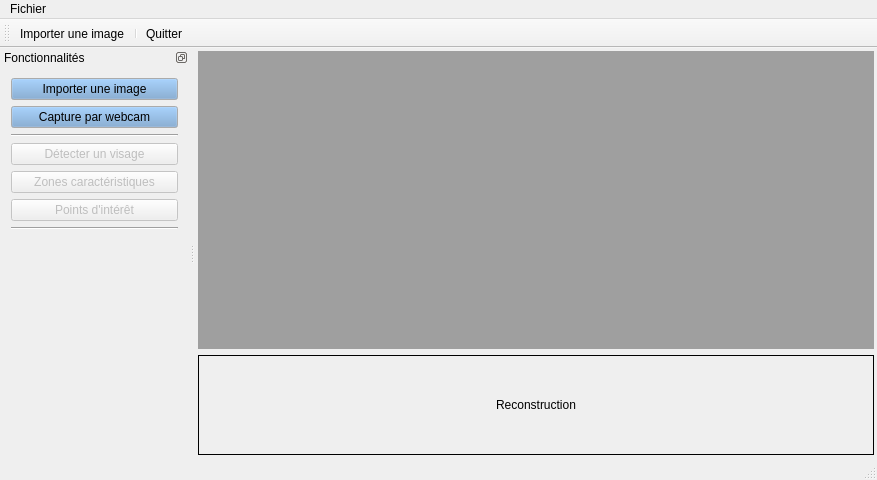
This is CodepoVision/codepovision.ui in Danijiru/CodepoVision as Qt 5 draws it before an edit. The edited form follows.
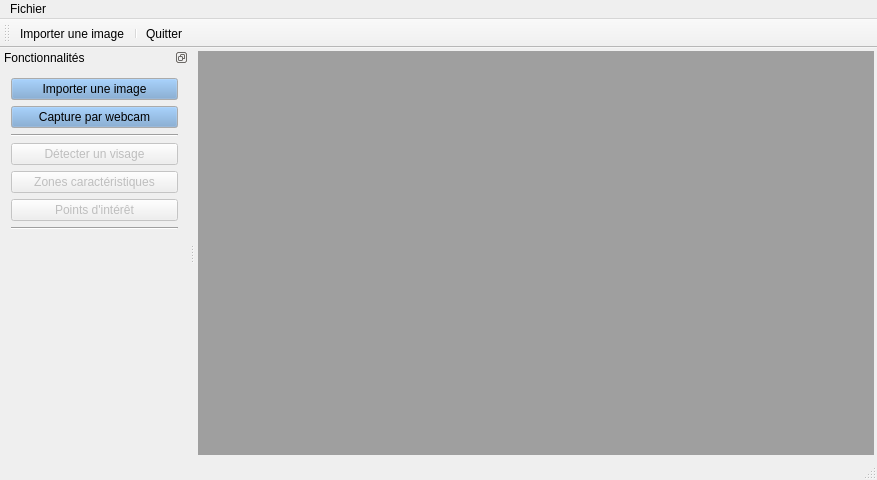
This is the edited form. Icons and pictures are not drawn.

What changed in the file:
```diff
--- a/CodepoVision/codepovision.ui
+++ b/CodepoVision/codepovision.ui
@@ -40,31 +40,6 @@
       </property>
      </widget>
     </item>
-    <item row="1" column="1">
-     <widget class="QLabel" name="reconstruction">
-      <property name="enabled">
-       <bool>true</bool>
-      </property>
-      <property name="minimumSize">
-       <size>
-        <width>0</width>
-        <height>100</height>
-       </size>
-      </property>
-      <property name="frameShape">
-       <enum>QFrame::Box</enum>
-      </property>
-      <property name="frameShadow">
-       <enum>QFrame::Plain</enum>
-      </property>
-      <property name="text">
-       <string>Reconstruction</string>
-      </property>
-      <property name="alignment">
-       <set>Qt::AlignCenter</set>
-      </property>
-     </widget>
-    </item>
    </layout>
   </widget>
   <widget class="QMenuBar" name="menuBar">
```
Left out of the diff: 2 changed lines with no effect on the pictures.
